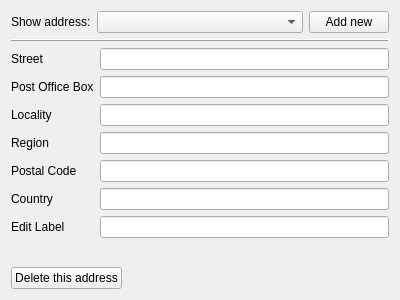
Above: mobile/contacts/editorlocation.ui from chusopr/kdepim-ktimetracker-akonadi before the change. Below: the same form after it.
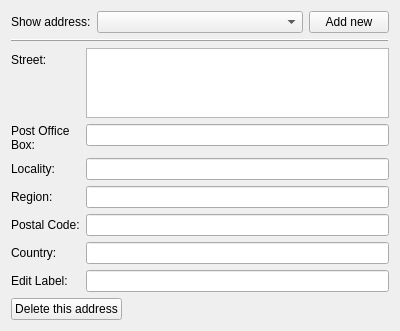
That is the form after the change.

Commit message: Improve GUI according to design sketches

```diff
--- a/mobile/contacts/editorlocation.ui
+++ b/mobile/contacts/editorlocation.ui
@@ -66,20 +66,27 @@
    </item>
    <item>
     <layout class="QFormLayout" name="formLayout">
+     <property name="fieldGrowthPolicy">
+      <enum>QFormLayout::ExpandingFieldsGrow</enum>
+     </property>
+     <property name="labelAlignment">
+      <set>Qt::AlignLeading|Qt::AlignLeft|Qt::AlignVCenter</set>
+     </property>
      <item row="0" column="0">
       <widget class="QLabel" name="streetLabel">
        <property name="text">
-        <string>Street</string>
+        <string>Street:</string>
        </property>
       </widget>
      </item>
      <item row="0" column="1">
-      <widget class="QLineEdit" name="streetLineEdit"/>
+      <widget class="QTextEdit" name="streetLineEdit"/>
      </item>
      <item row="1" column="0">
       <widget class="QLabel" name="postOfficeBoxLabel">
        <property name="text">
-        <string>Post Office Box</string>
+        <string>Post Office
+Box:</string>
        </property>
       </widget>
      </item>
@@ -89,7 +96,7 @@
      <item row="2" column="0">
       <widget class="QLabel" name="localityLabel">
        <property name="text">
-        <string>Locality</string>
+        <string>Locality:</string>
        </property>
       </widget>
      </item>
@@ -99,7 +106,7 @@
      <item row="3" column="0">
       <widget class="QLabel" name="regionLabel">
        <property name="text">
-        <string>Region</string>
+        <string>Region:</string>
        </property>
       </widget>
      </item>
@@ -109,7 +116,7 @@
      <item row="4" column="0">
       <widget class="QLabel" name="postalCodeLabel">
        <property name="text">
-        <string>Postal Code</string>
+        <string>Postal Code:</string>
        </property>
       </widget>
      </item>
@@ -119,7 +126,7 @@
      <item row="5" column="0">
       <widget class="QLabel" name="countryLabel">
        <property name="text">
-        <string>Country</string>
+        <string>Country:</string>
        </property>
       </widget>
      </item>
@@ -129,7 +136,7 @@
      <item row="6" column="0">
       <widget class="QLabel" name="editLabelLabel">
        <property name="text">
-        <string>Edit Label</string>
+        <string>Edit Label:</string>
        </property>
       </widget>
      </item>
```
The commit also changes 3 other files.
